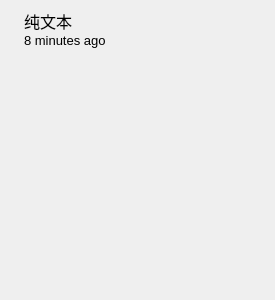
Before: the Qt Designer form widget/ClipboardItemInnerWidget.ui in SeptemberHX/MPaste, drawn with Qt 5.
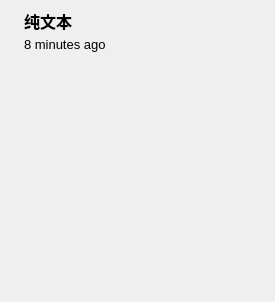
After: the same form once the commit is applied.

```diff
--- a/widget/ClipboardItemInnerWidget.ui
+++ b/widget/ClipboardItemInnerWidget.ui
@@ -7,7 +7,7 @@
     <x>0</x>
     <y>0</y>
     <width>275</width>
-    <height>300</height>
+    <height>302</height>
    </rect>
   </property>
   <property name="minimumSize">
@@ -89,7 +89,7 @@
             <font>
              <family>Microsoft YaHei</family>
              <pointsize>12</pointsize>
-             <bold>false</bold>
+             <bold>true</bold>
             </font>
            </property>
            <property name="text">
@@ -113,9 +113,6 @@
            <property name="text">
             <string notr="true">8 minutes ago</string>
            </property>
-           <property name="alignment">
-            <set>Qt::AlignmentFlag::AlignLeading|Qt::AlignmentFlag::AlignLeft|Qt::AlignmentFlag::AlignTop</set>
-           </property>
           </widget>
          </item>
         </layout>
```
